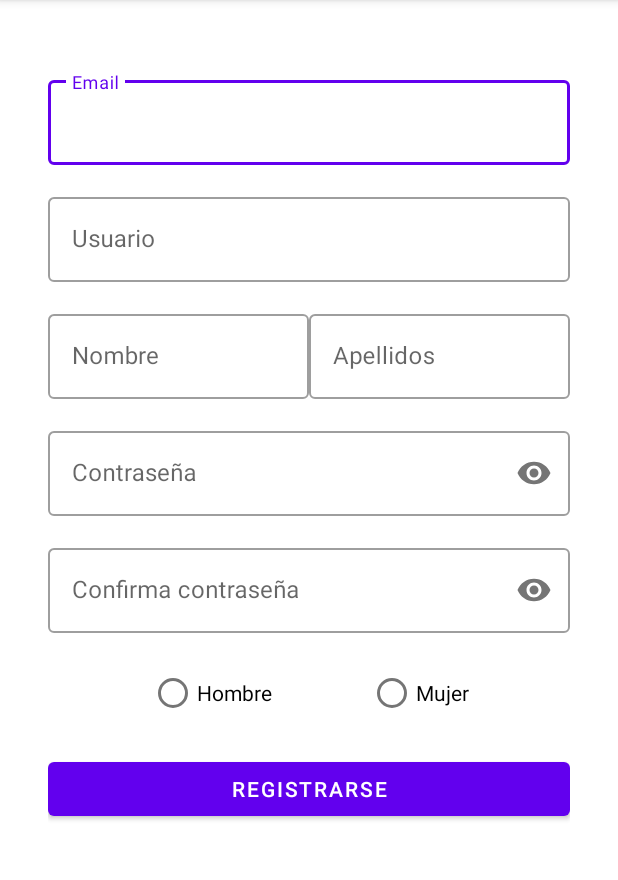
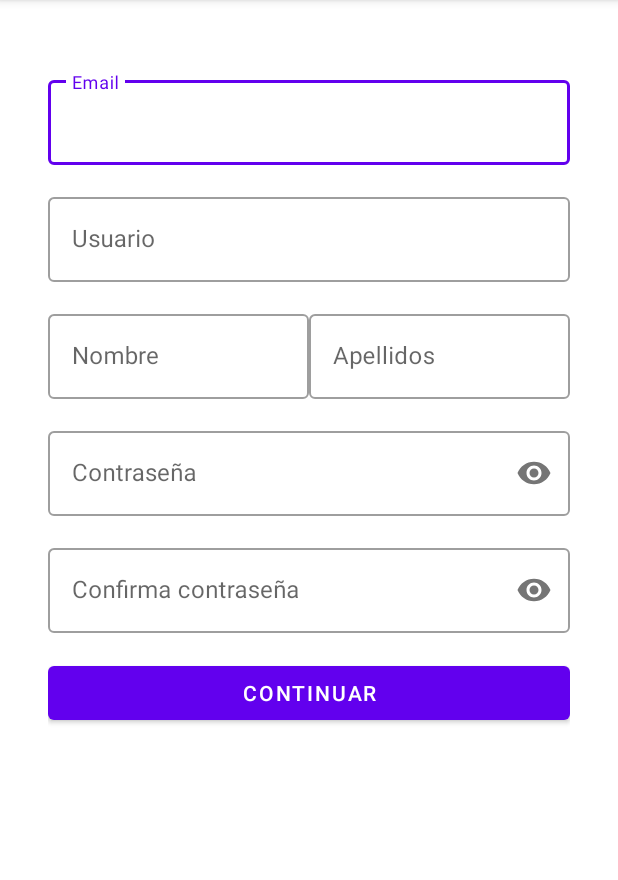
Before and after one commit to Lapiszss01/Proyecto-final-DAM, an Android app: the RegisterActivity screen opened directly, with no data from a screen before it, on a phone screen of 412 x 824 dp, the part 84-964 px from its top. Run offline under Robolectric (Android 15) with nearby library versions, the phone set to English and light mode, and no system bars.

Commit message:
Empezada segunda pantalla de registro

```diff
--- /dev/null
+++ b/app/src/main/res/drawable/ic_female.xml
@@ -0,0 +1,5 @@
+<vector android:height="24dp" android:tint="#000000"
+    android:viewportHeight="24" android:viewportWidth="24"
+    android:width="24dp" xmlns:android="http://schemas.android.com/apk/res/android">
+    <path android:fillColor="@android:color/white" android:pathData="M17.5,9.5C17.5,6.46 15.04,4 12,4S6.5,6.46 6.5,9.5c0,2.7 1.94,4.93 4.5,5.4V17H9v2h2v2h2v-2h2v-2h-2v-2.1C15.56,14.43 17.5,12.2 17.5,9.5zM8.5,9.5C8.5,7.57 10.07,6 12,6s3.5,1.57 3.5,3.5S13.93,13 12,13S8.5,11.43 8.5,9.5z"/>
+</vector>
--- /dev/null
+++ b/app/src/main/res/drawable/ic_male.xml
@@ -0,0 +1,5 @@
+<vector android:height="24dp" android:tint="#000000"
+    android:viewportHeight="24" android:viewportWidth="24"
+    android:width="24dp" xmlns:android="http://schemas.android.com/apk/res/android">
+    <path android:fillColor="@android:color/white" android:pathData="M9.5,11c1.93,0 3.5,1.57 3.5,3.5S11.43,18 9.5,18S6,16.43 6,14.5S7.57,11 9.5,11zM9.5,9C6.46,9 4,11.46 4,14.5S6.46,20 9.5,20s5.5,-2.46 5.5,-5.5c0,-1.16 -0.36,-2.23 -0.97,-3.12L18,7.42V10h2V4h-6v2h2.58l-3.97,3.97C11.73,9.36 10.66,9 9.5,9z"/>
+</vector>
--- a/app/src/main/res/layout/activity_registro_0.xml
+++ b/app/src/main/res/layout/activity_registro_0.xml
@@ -117,33 +117,12 @@
 
         </com.google.android.material.textfield.TextInputLayout>
 
-        <RadioGroup
-            android:layout_width="wrap_content"
-            android:layout_height="wrap_content"
-            android:orientation="horizontal"
-            android:layout_gravity="center"
-            android:layout_marginBottom="16dp">
-
-            <RadioButton
-                android:id="@+id/male"
-                android:layout_width="match_parent"
-                android:layout_height="wrap_content"
-                android:text="Hombre"
-                android:layout_marginRight="64dp"/>
-
-            <RadioButton
-                android:id="@+id/female"
-                android:layout_width="match_parent"
-                android:layout_height="wrap_content"
-                android:text="Mujer" />
-        </RadioGroup>
-
         <Button
             android:id="@+id/btnRegister"
             android:layout_width="match_parent"
             android:layout_height="wrap_content"
             android:layout_marginBottom="16dp"
-            android:text="Registrarse" />
+            android:text="Continuar" />
 
     </LinearLayout>
 </androidx.constraintlayout.widget.ConstraintLayout>
```
Also changed, not shown: app/src/main/java/com/example/proyectofinaldam/data/sql/datosUsuario.java (+0 -7 lines), app/src/main/java/com/example/proyectofinaldam/ui/RegisterActivity.java (+7 -2 lines), app/src/main/res/layout/activity_registro_1.xml (added, +45 -0 lines).
